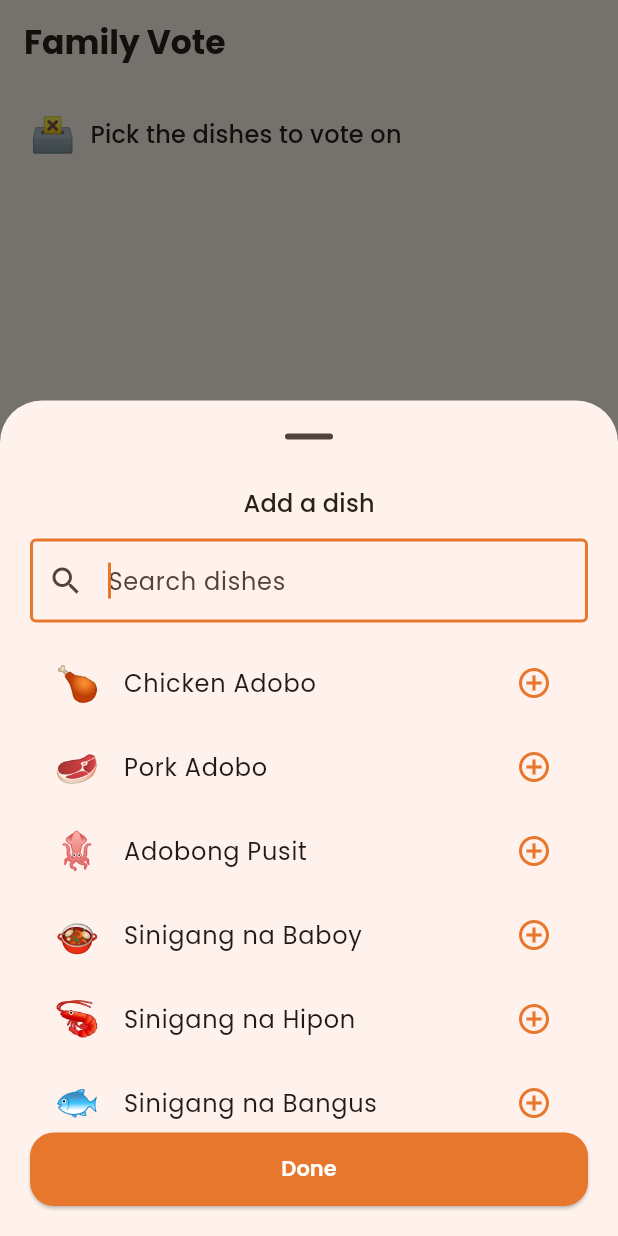
After one commit to Mangulabnan-Bernard/Anong-Ulam-Today, a Flutter app: the FamilyVoteScreen screen opened by its route, after a tap on "Add a dish", on a phone screen of 412 x 824 dp. The commit adds this screen. Run offline on Flutter 3.47's test engine with Material 3 defaults, Android fonts, the phone set to English and light mode, and no system bars; our stand-ins replace flutter_riverpod, go_router, google_fonts, hive_ce, hive_ce_flutter; missing offline and left inert: flutter_gemma, flutter_gemma_litertlm; accounts and stored records are empty; generated files the repository leaves out were written again.

Commit message:
Add Family Vote: pick dishes, vote, reveal winner
New local (no-backend) family voting flow that matches the app's premise: the
host picks candidate dishes from the catalog, the family passes the phone and
taps to vote, then the winner is revealed (with a random tiebreak on ties).
The winner links to the recipe or can be added to today's meal plan. Adds a
Home entry button, EN/TL strings, and unit tests for the tally/winner logic.

```diff
--- a/lib/core/router/app_router.dart
+++ b/lib/core/router/app_router.dart
@@ -1,6 +1,7 @@
 import 'package:go_router/go_router.dart';
 
 import '../../presentation/screens/ai_suggest_screen.dart';
+import '../../presentation/screens/family_vote_screen.dart';
 import '../../presentation/screens/main_scaffold.dart';
 import '../../presentation/screens/onboarding_screen.dart';
 import '../../presentation/screens/recipe_detail_screen.dart';
@@ -39,5 +40,8 @@ final appRouter = GoRouter(
     GoRoute(
         path: '/suggest',
         builder: (context, state) => const AiSuggestScreen()),
+    GoRoute(
+        path: '/vote',
+        builder: (context, state) => const FamilyVoteScreen()),
   ],
 );
--- a/lib/l10n/app_en.arb
+++ b/lib/l10n/app_en.arb
@@ -137,6 +137,25 @@
   },
   "recipeDeleted": "Recipe deleted",
 
+  "familyVoteTitle": "Family Vote",
+  "familyVoteCta": "Family Vote",
+  "votePickCandidates": "Pick the dishes to vote on",
+  "voteAddDish": "Add a dish",
+  "voteEmptyHint": "Add at least 2 dishes, then start the vote.",
+  "voteStart": "Start voting",
+  "voteTapHint": "Pass the phone around — tap a dish to vote!",
+  "voteReveal": "Reveal winner",
+  "voteCount": "{count} votes",
+  "@voteCount": {
+    "placeholders": { "count": { "type": "int" } }
+  },
+  "voteWinner": "Winner!",
+  "voteTie": "It's a tie — pick one!",
+  "votePickRandom": "Pick randomly",
+  "voteAgain": "Vote again",
+  "voteNewSession": "New vote",
+  "voteAddedToPlanner": "Added to today's plan",
+
   "addUlamTitle": "ADD ULAM",
   "addPhoto": "Add a Photo",
   "imageUploadSoon": "Image upload — Sprint 6!",
--- /dev/null
+++ b/lib/presentation/providers/family_vote_provider.dart
@@ -0,0 +1,89 @@
+import 'package:flutter_riverpod/flutter_riverpod.dart';
+
+/// Immutable state of one family-vote session: the candidate recipe ids the
+/// host picked, plus a tally of votes per candidate. Ephemeral — a session
+/// lives only while the screen is open (no persistence needed).
+class FamilyVoteState {
+  const FamilyVoteState({
+    this.candidateIds = const [],
+    this.votes = const {},
+  });
+
+  final List<String> candidateIds;
+  final Map<String, int> votes;
+
+  int votesFor(String id) => votes[id] ?? 0;
+
+  int get totalVotes => votes.values.fold(0, (sum, v) => sum + v);
+
+  /// Candidate id(s) with the most votes. Can contain more than one id on a
+  /// tie; empty when nobody has voted yet.
+  List<String> get winners {
+    if (votes.isEmpty) return const [];
+    final max = votes.values.fold(0, (m, v) => v > m ? v : m);
+    if (max == 0) return const [];
+    return votes.entries
+        .where((e) => e.value == max)
+        .map((e) => e.key)
+        .toList();
+  }
+
+  bool get isTie => winners.length > 1;
+
+  FamilyVoteState copyWith({
+    List<String>? candidateIds,
+    Map<String, int>? votes,
+  }) =>
+      FamilyVoteState(
+        candidateIds: candidateIds ?? this.candidateIds,
+        votes: votes ?? this.votes,
+      );
+}
+
+class FamilyVoteNotifier extends Notifier<FamilyVoteState> {
+  @override
+  FamilyVoteState build() => const FamilyVoteState();
+
+  void addCandidate(String id) {
+    if (state.candidateIds.contains(id)) return;
+    state = state.copyWith(candidateIds: [...state.candidateIds, id]);
+  }
+
+  void removeCandidate(String id) {
+    state = state.copyWith(
+      candidateIds: state.candidateIds.where((c) => c != id).toList(),
+      votes: {...state.votes}..remove(id),
+    );
+  }
+
+  void castVote(String id) {
+    if (!state.candidateIds.contains(id)) return;
+    state = state.copyWith(
+      votes: {...state.votes, id: (state.votes[id] ?? 0) + 1},
+    );
+  }
+
+  /// Removes one vote from [id] (for mis-taps). No-op at zero.
+  void undoVote(String id) {
+    final current = state.votes[id] ?? 0;
+    if (current <= 0) return;
+    final next = {...state.votes};
+    if (current == 1) {
+      next.remove(id);
+    } else {
+      next[id] = current - 1;
+    }
+    state = state.copyWith(votes: next);
+  }
+
+  /// Clears votes but keeps the candidates (re-vote on the same dishes).
+  void resetVotes() => state = state.copyWith(votes: const {});
+
+  /// Clears everything (start a brand-new session).
+  void reset() => state = const FamilyVoteState();
+}
+
+final familyVoteProvider =
+    NotifierProvider<FamilyVoteNotifier, FamilyVoteState>(
+  FamilyVoteNotifier.new,
+);
--- /dev/null
+++ b/lib/presentation/screens/family_vote_screen.dart
@@ -0,0 +1,470 @@
+import 'dart:math';
+
+import 'package:flutter/material.dart';
+import 'package:flutter_riverpod/flutter_riverpod.dart';
+import 'package:go_router/go_router.dart';
+
+import '../../core/l10n_helpers.dart';
+import '../../core/theme/app_colors.dart';
+import '../providers/family_vote_provider.dart';
+import '../providers/planner_provider.dart';
+import '../providers/recipe_provider.dart';
+
+enum _Phase { pick, voting, result }
+
+/// Family Vote: the host picks candidate dishes from the full catalog, the
+/// family passes the phone and taps to vote, then the winner is revealed.
+/// Fully local — no accounts, no backend.
+class FamilyVoteScreen extends ConsumerStatefulWidget {
+  const FamilyVoteScreen({super.key});
+
+  @override
+  ConsumerState<FamilyVoteScreen> createState() => _FamilyVoteScreenState();
+}
+
+class _FamilyVoteScreenState extends ConsumerState<FamilyVoteScreen> {
+  _Phase _phase = _Phase.pick;
+  String? _winnerId;
+
+  void _restart() {
+    ref.read(familyVoteProvider.notifier).reset();
+    setState(() {
+      _phase = _Phase.pick;
+      _winnerId = null;
+    });
+  }
+
+  void _reveal(FamilyVoteState state) {
+    final winners = state.winners;
+    setState(() {
+      _winnerId = winners.length == 1 ? winners.first : null;
+      _phase = _Phase.result;
+    });
+  }
+
+  void _pickRandom(List<String> tied) {
+    final pick = tied[Random().nextInt(tied.length)];
+    setState(() => _winnerId = pick);
+  }
+
+  String _todayKey() => plannerDayKeys[DateTime.now().weekday - 1];
+
+  @override
+  Widget build(BuildContext context) {
+    final l = context.l10n;
+    final state = ref.watch(familyVoteProvider);
+
+    return Scaffold(
+      appBar: AppBar(
+        title: Text(l.familyVoteTitle,
+            style: const TextStyle(fontWeight: FontWeight.bold)),
+        actions: [
+          if (state.candidateIds.isNotEmpty)
+            IconButton(
+              tooltip: l.voteNewSession,
+              icon: const Icon(Icons.refresh),
+              onPressed: _restart,
+            ),
+        ],
+      ),
+      body: switch (_phase) {
+        _Phase.pick => _buildPick(state),
+        _Phase.voting => _buildVoting(state),
+        _Phase.result => _buildResult(state),
+      },
+    );
+  }
+
+  // ---- Phase 1: pick candidates ------------------------------------------
+
+  Widget _buildPick(FamilyVoteState state) {
+    final l = context.l10n;
+    final recipes = ref.watch(recipesProvider);
+    final byId = {for (final r in recipes) r.id: r};
+    final canStart = state.candidateIds.length >= 2;
+
+    return Column(
+      children: [
+        Padding(
+          padding: const EdgeInsets.fromLTRB(20, 16, 20, 8),
+          child: Row(
+            children: [
+              const Text('🗳️', style: TextStyle(fontSize: 24)),
+              const SizedBox(width: 10),
+              Expanded(
+                child: Text(l.votePickCandidates,
+                    style: Theme.of(context).textTheme.titleMedium),
+              ),
+            ],
+          ),
+        ),
+        Expanded(
+          child: state.candidateIds.isEmpty
+              ? Center(
+                  child: Padding(
+                    padding: const EdgeInsets.all(32),
+                    child: Text(l.voteEmptyHint,
+                        textAlign: TextAlign.center,
+                        style: Theme.of(context).textTheme.bodyMedium),
+                  ),
+                )
+              : ListView(
+                  padding: const EdgeInsets.symmetric(horizontal: 20),
+                  children: [
+                    for (final id in state.candidateIds)
+                      if (byId[id] != null)
+                        Card(
+                          child: ListTile(
+                            leading: Text(byId[id]!.emoji,
+                                style: const TextStyle(fontSize: 24)),
+                            title: Text(byId[id]!.title),
+                            trailing: IconButton(
+                              icon: const Icon(Icons.close,
+                                  color: AppColors.textSecondary),
+                              onPressed: () => ref
+                                  .read(familyVoteProvider.notifier)
+                                  .removeCandidate(id),
+                            ),
+                          ),
+                        ),
+                  ],
+                ),
+        ),
+        SafeArea(
+          child: Padding(
+            padding: const EdgeInsets.all(16),
+            child: Column(
+              children: [
+                OutlinedButton.icon(
+                  onPressed: _openPicker,
+                  icon: const Icon(Icons.add),
+                  label: Text(l.voteAddDish),
+                  style: OutlinedButton.styleFrom(
+                    minimumSize: const Size(double.infinity, 48),
+                    foregroundColor: AppColors.primary,
+                    side: const BorderSide(color: AppColors.primary),
+                  ),
+                ),
+                const SizedBox(height: 10),
+                FilledButton.icon(
+                  onPressed: canStart
+                      ? () => setState(() => _phase = _Phase.voting)
+                      : null,
+                  icon: const Icon(Icons.how_to_vote),
+                  label: Text(l.voteStart),
+                  style: FilledButton.styleFrom(
+                    minimumSize: const Size(double.infinity, 52),
+                  ),
+                ),
+              ],
+            ),
+          ),
+        ),
+      ],
+    );
+  }
+
+  void _openPicker() {
+    showModalBottomSheet(
+      context: context,
+      isScrollControlled: true,
+      showDragHandle: true,
+      builder: (_) => const _CandidatePickerSheet(),
+    );
+  }
+
+  // ---- Phase 2: voting ----------------------------------------------------
+
+  Widget _buildVoting(FamilyVoteState state) {
+    final l = context.l10n;
+    final recipes = ref.watch(recipesProvider);
+    final byId = {for (final r in recipes) r.id: r};
+
+    return Column(
+      children: [
+        Padding(
+          padding: const EdgeInsets.fromLTRB(20, 16, 20, 8),
+          child: Text(l.voteTapHint,
+              style: Theme.of(context).textTheme.titleMedium),
+        ),
+        Expanded(
+          child: ListView(
+            padding: const EdgeInsets.symmetric(horizontal: 20),
+            children: [
+              for (final id in state.candidateIds)
+                if (byId[id] != null)
+                  Card(
+                    child: InkWell(
+                      borderRadius: BorderRadius.circular(12),
+                      onTap: () =>
+                          ref.read(familyVoteProvider.notifier).castVote(id),
+                      child: Padding(
+                        padding: const EdgeInsets.all(12),
+                        child: Row(
+                          children: [
+                            Text(byId[id]!.emoji,
+                                style: const TextStyle(fontSize: 28)),
+                            const SizedBox(width: 12),
+                            Expanded(
+                              child: Text(byId[id]!.title,
+                                  style: const TextStyle(
+                                      fontWeight: FontWeight.w600,
+                                      fontSize: 16)),
+                            ),
+                            if (state.votesFor(id) > 0)
+                              IconButton(
+                                icon: const Icon(Icons.remove_circle_outline,
+                                    color: AppColors.textSecondary, size: 20),
+                                onPressed: () => ref
+                                    .read(familyVoteProvider.notifier)
+                                    .undoVote(id),
+                              ),
+                            CircleAvatar(
+                              backgroundColor: AppColors.primary,
+                              child: Text('${state.votesFor(id)}',
+                                  style: const TextStyle(
+                                      color: Colors.white,
+                                      fontWeight: FontWeight.bold)),
+                            ),
+                          ],
+                        ),
+                      ),
+                    ),
+                  ),
+            ],
+          ),
+        ),
+        SafeArea(
+          child: Padding(
+            padding: const EdgeInsets.all(16),
+            child: FilledButton.icon(
+              onPressed:
+                  state.totalVotes > 0 ? () => _reveal(state) : null,
+              icon: const Icon(Icons.emoji_events),
+              label: Text(l.voteReveal),
+              style: FilledButton.styleFrom(
+                minimumSize: const Size(double.infinity, 52),
+                backgroundColor: AppColors.accent,
+              ),
+            ),
+          ),
+        ),
+      ],
+    );
+  }
+
+  // ---- Phase 3: result ----------------------------------------------------
+
+  Widget _buildResult(FamilyVoteState state) {
+    final l = context.l10n;
+    final recipes = ref.watch(recipesProvider);
+    final byId = {for (final r in recipes) r.id: r};
+    final winners = state.winners;
+
+    // Unresolved tie: let the family break it with a random pick.
+    if (_winnerId == null && winners.length > 1) {
+      return Center(
+        child: Padding(
+          padding: const EdgeInsets.all(32),
+          child: Column(
+            mainAxisSize: MainAxisSize.min,
+            children: [
+              const Text('🤝', style: TextStyle(fontSize: 64)),
+              const SizedBox(height: 12),
+              Text(l.voteTie,
+                  style: Theme.of(context).textTheme.titleLarge,
+                  textAlign: TextAlign.center),
+              const SizedBox(height: 12),
+              Wrap(
+                spacing: 8,
+                alignment: WrapAlignment.center,
+                children: [
+                  for (final id in winners)
+                    if (byId[id] != null)
+                      Chip(label: Text('${byId[id]!.emoji} ${byId[id]!.title}')),
+                ],
+              ),
+              const SizedBox(height: 24),
+              FilledButton.icon(
+                onPressed: () => _pickRandom(winners),
+                icon: const Icon(Icons.casino),
+                label: Text(l.votePickRandom),
+              ),
+            ],
+          ),
+        ),
+      );
+    }
+
+    final winner = _winnerId != null ? byId[_winnerId] : null;
+    if (winner == null) {
+      // No votes / winner missing — shouldn't normally happen.
+      return Center(child: Text(l.voteEmptyHint));
+    }
+
+    return SafeArea(
+      child: Padding(
+        padding: const EdgeInsets.all(24),
+        child: Column(
+          children: [
+            const Spacer(),
+            const Text('🏆', style: TextStyle(fontSize: 72)),
+            const SizedBox(height: 8),
+            Text(l.voteWinner,
+                style: Theme.of(context)
+                    .textTheme
+                    .titleMedium
+                    ?.copyWith(color: AppColors.accent, fontWeight: FontWeight.bold)),
+            const SizedBox(height: 8),
+            Text('${winner.emoji} ${winner.title}',
+                style: Theme.of(context)
+                    .textTheme
+                    .headlineSmall
+                    ?.copyWith(fontWeight: FontWeight.bold),
+                textAlign: TextAlign.center),
+            const SizedBox(height: 6),
+            Text(l.voteCount(state.votesFor(winner.id)),
+                style: Theme.of(context).textTheme.bodyMedium),
+            const Spacer(),
+            FilledButton.icon(
+              onPressed: () => context.push('/recipe/${winner.id}'),
+              icon: const Icon(Icons.restaurant_menu),
+              label: Text(context.l10n.viewRecipe),
+              style: FilledButton.styleFrom(
+                minimumSize: const Size(double.infinity, 52),
+              ),
+            ),
+            const SizedBox(height: 10),
+            OutlinedButton.icon(
+              onPressed: () {
+                ref
+                    .read(plannerProvider.notifier)
+                    .setMeal(_todayKey(), winner.id);
+                ScaffoldMessenger.of(context)
+                  ..hideCurrentSnackBar()
+                  ..showSnackBar(SnackBar(
+                    content: Text(l.voteAddedToPlanner),
+                    duration: const Duration(seconds: 3),
+                  ));
+              },
+              icon: const Icon(Icons.calendar_today),
+              label: Text(l.voteAddedToPlanner),
+              style: OutlinedButton.styleFrom(
+                minimumSize: const Size(double.infinity, 48),
+              ),
+            ),
+            const SizedBox(height: 10),
+            Row(
+              children: [
+                Expanded(
+                  child: TextButton(
+                    onPressed: () {
+                      ref.read(familyVoteProvider.notifier).resetVotes();
+                      setState(() {
+                        _winnerId = null;
+                        _phase = _Phase.voting;
+                      });
+                    },
+                    child: Text(l.voteAgain),
+                  ),
+                ),
+                Expanded(
+                  child: TextButton(
+                    onPressed: _restart,
+                    child: Text(l.voteNewSession),
+                  ),
+                ),
+              ],
+            ),
+          ],
+        ),
+      ),
+    );
+  }
+}
+
+/// Searchable, multi-select sheet to add/remove candidate dishes from the full
+/// catalog. Stays open so the host can pick several in a row.
+class _CandidatePickerSheet extends ConsumerStatefulWidget {
+  const _CandidatePickerSheet();
+
+  @override
+  ConsumerState<_CandidatePickerSheet> createState() =>
+      _CandidatePickerSheetState();
+}
+
+class _CandidatePickerSheetState extends ConsumerState<_CandidatePickerSheet> {
+  String _query = '';
+
+  @override
+  Widget build(BuildContext context) {
+    final l = context.l10n;
+    final query = _query.toLowerCase().trim();
+    final selected = ref.watch(familyVoteProvider).candidateIds.toSet();
+    final recipes = ref.watch(recipesProvider).where((r) {
+      if (query.isEmpty) return true;
+      return r.title.toLowerCase().contains(query);
+    }).toList();
+
+    return Padding(
+      padding: EdgeInsets.only(
+        left: 20,
+        right: 20,
+        top: 8,
+        bottom: MediaQuery.of(context).viewInsets.bottom + 20,
+      ),
+      child: Column(
+        mainAxisSize: MainAxisSize.min,
+        children: [
+          Text(l.voteAddDish, style: Theme.of(context).textTheme.titleMedium),
+          const SizedBox(height: 12),
+          TextField(
+            autofocus: true,
+            decoration: InputDecoration(
+              hintText: l.plannerSearchDish,
+              prefixIcon: const Icon(Icons.search),
+              border: const OutlineInputBorder(),
+            ),
+            onChanged: (v) => setState(() => _query = v),
+          ),
+          const SizedBox(height: 12),
+          SizedBox(
+            height: 320,
+            child: ListView.builder(
+              itemCount: recipes.length,
+              itemBuilder: (context, i) {
+                final r = recipes[i];
+                final isSelected = selected.contains(r.id);
+                return ListTile(
+                  leading: Text(r.emoji, style: const TextStyle(fontSize: 24)),
+                  title: Text(r.title),
+                  trailing: Icon(
+                    isSelected
+                        ? Icons.check_circle
+                        : Icons.add_circle_outline,
+                    color:
+                        isSelected ? AppColors.success : AppColors.primary,
+                  ),
+                  onTap: () {
+                    final notifier = ref.read(familyVoteProvider.notifier);
+                    isSelected
+                        ? notifier.removeCandidate(r.id)
+                        : notifier.addCandidate(r.id);
+                  },
+                );
+              },
+            ),
+          ),
+          const SizedBox(height: 8),
+          SizedBox(
+            width: double.infinity,
+            child: ElevatedButton(
+              onPressed: () => Navigator.pop(context),
+              child: Text(l.done),
+            ),
+          ),
+        ],
+      ),
+    );
+  }
+}
```
Also changed, not shown: lib/l10n/app_tl.arb (+19 -0 lines), lib/presentation/screens/home_screen.dart (+16 -0 lines), 1 other file.
